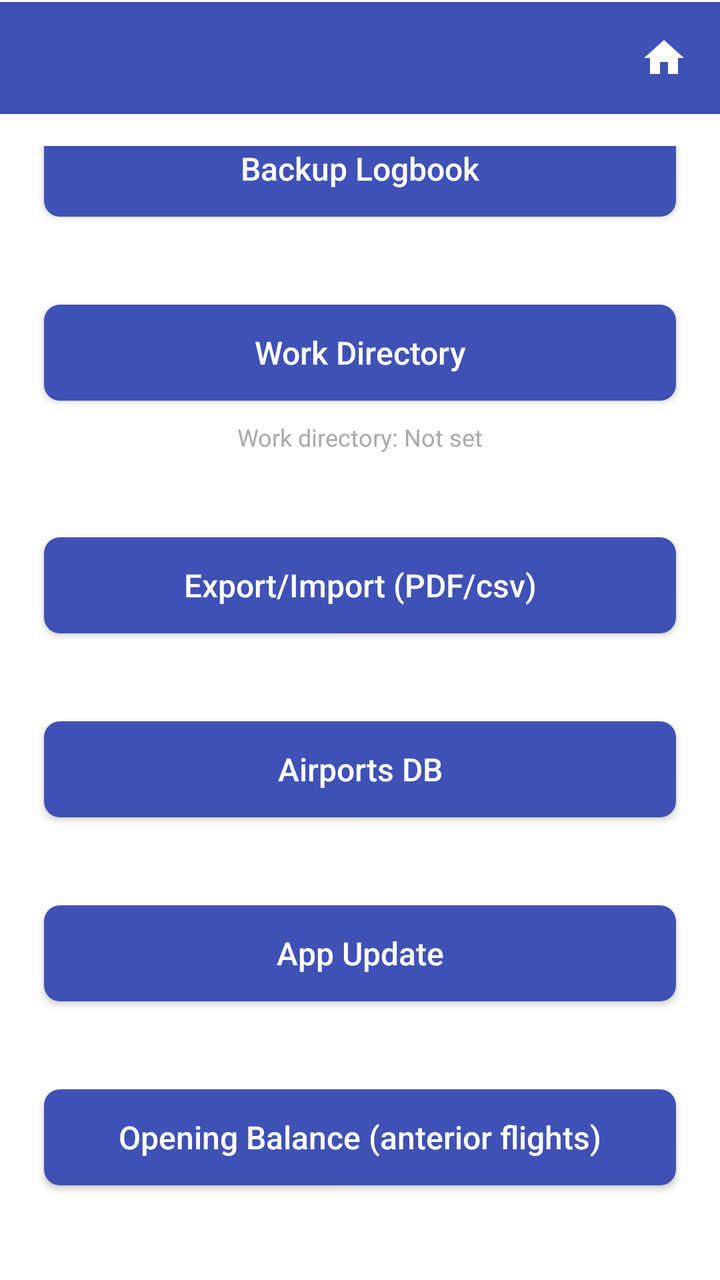
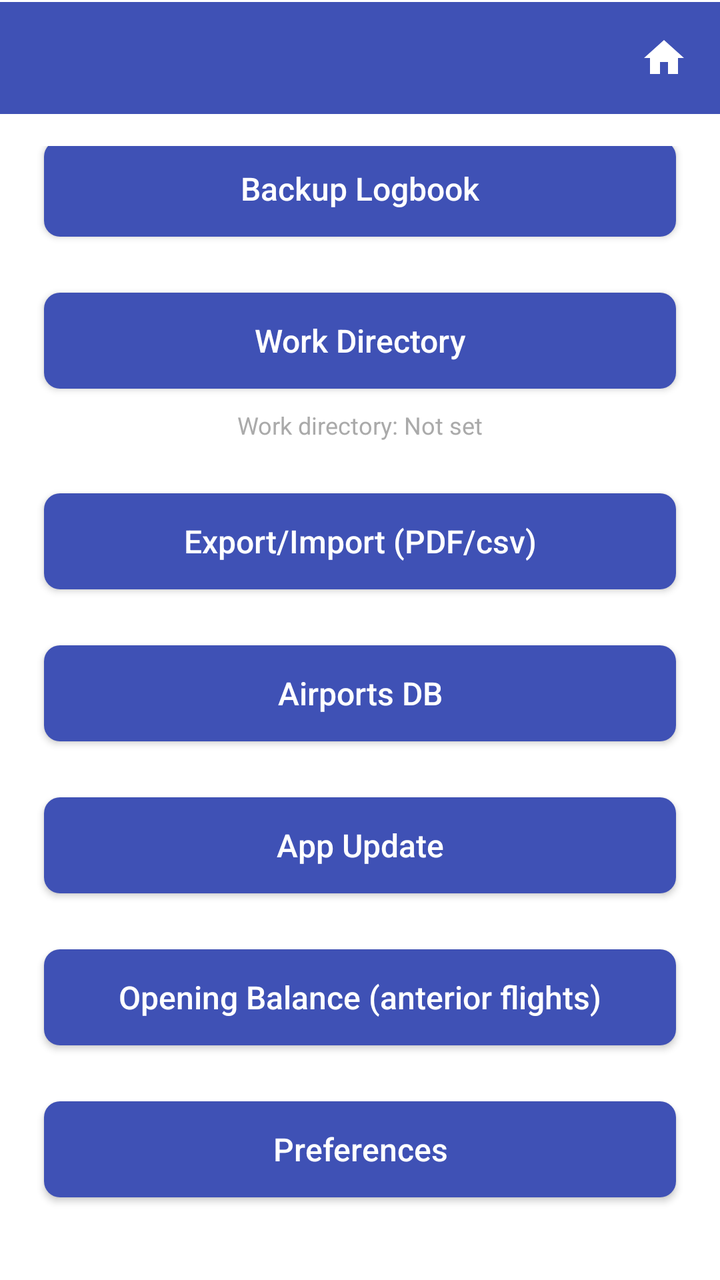

Compare the two renders of this Android layout. The source of the first and the diff that turns it into the second are given below.
<!-- AndroidManifest.xml: application theme Theme.StripToLogbook.View -->
<!-- res/layout/activity_settings.xml -->
<?xml version="1.0" encoding="utf-8"?>
<LinearLayout xmlns:android="http://schemas.android.com/apk/res/android"
    android:layout_width="match_parent"
    android:layout_height="match_parent"
    android:orientation="vertical">

    
    <include layout="@layout/view_app_toolbar" />

    
    <LinearLayout
        android:layout_width="match_parent"
        android:layout_height="match_parent"
        android:orientation="vertical"
        android:padding="16dp"
        android:gravity="center">

        <Button
            android:id="@+id/btn_backup"
            style="@style/PrimaryButtonStyle"
            android:layout_width="match_parent"
            android:layout_height="wrap_content"
            android:text="Backup Logbook" />

        <Space
            android:layout_width="match_parent"
            android:layout_height="32dp" />

        <Button
            android:id="@+id/btn_work_directory"
            style="@style/PrimaryButtonStyle"
            android:layout_width="match_parent"
            android:layout_height="wrap_content"
            android:text="Work Directory" />

        <TextView
            android:id="@+id/txt_work_directory"
            android:layout_width="match_parent"
            android:layout_height="wrap_content"
            android:gravity="center"
            android:paddingTop="4dp"
            android:paddingBottom="4dp"
            android:text="Work directory: Not set"
            android:textColor="@android:color/darker_gray"
            android:textSize="12sp" />

        <Space
            android:layout_width="match_parent"
            android:layout_height="32dp" />

        <Button
            android:id="@+id/btn_export_import"
            style="@style/PrimaryButtonStyle"
            android:layout_width="match_parent"
            android:layout_height="wrap_content"
            android:text="Export/Import (PDF/csv)" />

        <Space
            android:layout_width="match_parent"
            android:layout_height="32dp" />

        <Button
            android:id="@+id/btn_airports"
            style="@style/PrimaryButtonStyle"
            android:layout_width="match_parent"
            android:layout_height="wrap_content"
            android:text="Airports DB" />

        <Space
            android:layout_width="match_parent"
            android:layout_height="32dp" />

        <Button
            android:id="@+id/btn_updates"
            style="@style/PrimaryButtonStyle"
            android:layout_width="match_parent"
            android:layout_height="wrap_content"
            android:text="App Update" />

        <Space
            android:layout_width="match_parent"
            android:layout_height="32dp" />

        <Button
            android:id="@+id/btn_opening_balance"
            style="@style/PrimaryButtonStyle"
            android:layout_width="match_parent"
            android:layout_height="wrap_content"
            android:text="Opening Balance (anterior flights)" />

        <Space
            android:layout_width="match_parent"
            android:layout_height="32dp" />

        <Button
            android:id="@+id/btn_preferences"
            style="@style/PrimaryButtonStyle"
            android:layout_width="match_parent"
            android:layout_height="wrap_content"
            android:text="Preferences" />

    </LinearLayout>
</LinearLayout>
<!-- res/layout/view_app_toolbar.xml (included above) -->
<?xml version="1.0" encoding="utf-8"?>
<LinearLayout xmlns:android="http://schemas.android.com/apk/res/android"
    android:id="@+id/toolbar_container"
    android:layout_width="match_parent"
    android:layout_height="wrap_content"
    android:orientation="vertical"
    android:background="@color/colorPrimary">

    <View
        android:id="@+id/status_bar_spacer"
        android:layout_width="match_parent"
        android:layout_height="0dp"
        android:background="@color/colorPrimary" />

    <View
        android:layout_width="match_parent"
        android:layout_height="1dp"
        android:background="@color/surface" />

    <LinearLayout
        android:layout_width="match_parent"
        android:layout_height="wrap_content"
        android:orientation="horizontal"
        android:gravity="center_vertical"
        android:background="@color/colorPrimary">

        <androidx.appcompat.widget.Toolbar
            android:id="@+id/toolbar"
            style="@style/ToolbarStyle"
            android:layout_width="0dp"
            android:layout_height="wrap_content"
            android:layout_weight="1"
            android:background="@color/colorPrimary"
            android:minHeight="?attr/actionBarSize" />

        <ImageButton
            android:id="@+id/btn_home"
            android:layout_width="?attr/actionBarSize"
            android:layout_height="?attr/actionBarSize"
            android:background="?attr/selectableItemBackgroundBorderless"
            android:contentDescription="Home"
            android:src="@drawable/ic_home" />
    </LinearLayout>
</LinearLayout>
<!-- resources referenced by this layout -->
<resources>
  <color name="colorPrimary">#3F51B5</color>
  <color name="surface">#FFFFFFFF</color>
  <!-- drawable ic_home (drawable) -->
  <?xml version="1.0" encoding="utf-8"?>
  <vector xmlns:android="http://schemas.android.com/apk/res/android"
      android:width="24dp"
      android:height="24dp"
      android:viewportWidth="24"
      android:viewportHeight="24">
      <path
          android:fillColor="@color/surface"
          android:pathData="M10,20v-6h4v6h5v-8h3L12,3 2,12h3v8z" />
  </vector>
  <style name="PrimaryButtonStyle" parent="Widget.AppCompat.Button">
          <item name="android:background">@drawable/bg_button_primary</item>
          <item name="android:textColor">@color/surface</item>
          <item name="android:textSize">16sp</item>
          <item name="android:layout_margin">6dp</item>
          <item name="android:textAllCaps">false</item>
          <item name="android:gravity">center</item>
      </style>
  <style name="ToolbarStyle" parent="Widget.AppCompat.Toolbar">
          <item name="android:background">@color/colorPrimary</item>
          <item name="titleTextAppearance">@style/ToolbarTitleStyle</item>
      </style>
  <!-- drawable bg_button_primary (drawable) -->
  <?xml version="1.0" encoding="utf-8"?>
  <shape xmlns:android="http://schemas.android.com/apk/res/android">
      <solid android:color="@color/colorPrimary" />
      <corners android:radius="8dp" />
  </shape>
  <style name="ToolbarTitleStyle" parent="Widget.AppCompat.EditText">
          
          <item name="android:textColor">@color/surface</item>
          <item name="tint">@android:color/white</item>
      </style>
  <color name="purple_500">#FF6200EE</color>
  <color name="purple_700">#FF3700B3</color>
  <color name="teal_200">#FF03DAC5</color>
  <color name="dropdown_background">#FFFFFFFF</color>
  <style name="NoBackgroundTextView" parent="Widget.AppCompat.TextView">
          <item name="android:background">@null</item>
      </style>
  <style name="EditTextStyle" parent="Widget.AppCompat.EditText">
          <item name="android:background">@drawable/edittext_background</item>
          <item name="android:textSize">16sp</item>
          <item name="android:paddingTop">2dp</item>
          <item name="android:paddingBottom">8dp</item>
          <item name="android:textColor">@color/text_primary</item>
          <item name="android:fontFamily">sans-serif</item>
          <item name="android:gravity">center</item>
      </style>
  <style name="MyAutoCompleteTextViewStyle" parent="Widget.AppCompat.AutoCompleteTextView">
          <item name="android:textSize">16sp</item>
          <item name="android:textColor">@color/text_primary</item>
          <item name="android:fontFamily">sans-serif</item>
          <item name="android:popupBackground">@color/dropdown_background</item>
      </style>
  <style name="ToolbarNavButtonStyle" parent="Widget.AppCompat.Toolbar.Button.Navigation">
          <item name="android:tint">@color/surface</item>
      </style>
  <!-- drawable edittext_background (drawable) -->
  <selector xmlns:android="http://schemas.android.com/apk/res/android">
      <item android:state_enabled="false"
          android:drawable="@android:color/transparent" />
      <item android:drawable="@drawable/edittext_background_shape" />
  
  
  
  </selector>
  <color name="text_primary">#DE000000</color>
  <!-- drawable edittext_background_shape (drawable) -->
  <shape xmlns:android="http://schemas.android.com/apk/res/android">
      <solid android:color="@color/edittext_background_color" />
      <corners android:radius="4dp" />
      
      <stroke android:width="1dp" android:color="@color/edittext_stroke_color" />
  </shape>
  <color name="edittext_background_color">#F5F5F5</color>
  <color name="edittext_stroke_color">#DDDDDD</color>
  <!-- unchanged entries left out for length: 1 -->
</resources>

<!-- the commit's change to res/layout/activity_settings.xml (unified diff, before → after) -->
@@ -24,7 +24,7 @@
 
         <Space
             android:layout_width="match_parent"
-            android:layout_height="32dp" />
+            android:layout_height="16dp" />
 
         <Button
             android:id="@+id/btn_work_directory"
@@ -46,7 +46,7 @@
 
         <Space
             android:layout_width="match_parent"
-            android:layout_height="32dp" />
+            android:layout_height="16dp" />
 
         <Button
             android:id="@+id/btn_export_import"
@@ -57,7 +57,7 @@
 
         <Space
             android:layout_width="match_parent"
-            android:layout_height="32dp" />
+            android:layout_height="16dp" />
 
         <Button
             android:id="@+id/btn_airports"
@@ -68,7 +68,7 @@
 
         <Space
             android:layout_width="match_parent"
-            android:layout_height="32dp" />
+            android:layout_height="16dp" />
 
         <Button
             android:id="@+id/btn_updates"
@@ -79,7 +79,7 @@
 
         <Space
             android:layout_width="match_parent"
-            android:layout_height="32dp" />
+            android:layout_height="16dp" />
 
         <Button
             android:id="@+id/btn_opening_balance"
@@ -90,7 +90,7 @@
 
         <Space
             android:layout_width="match_parent"
-            android:layout_height="32dp" />
+            android:layout_height="16dp" />
 
         <Button
             android:id="@+id/btn_preferences"
@@ -99,6 +99,17 @@
             android:layout_height="wrap_content"
             android:text="Preferences" />
 
+        <Space
+            android:layout_width="match_parent"
+            android:layout_height="16dp" />
+
+        <Button
+            android:id="@+id/btn_export_format"
+            style="@style/PrimaryButtonStyle"
+            android:layout_width="match_parent"
+            android:layout_height="wrap_content"
+            android:text="Export format" />
+        
     </LinearLayout>
 </LinearLayout>
 <!-- res/layout/view_app_toolbar.xml (included above) -->
